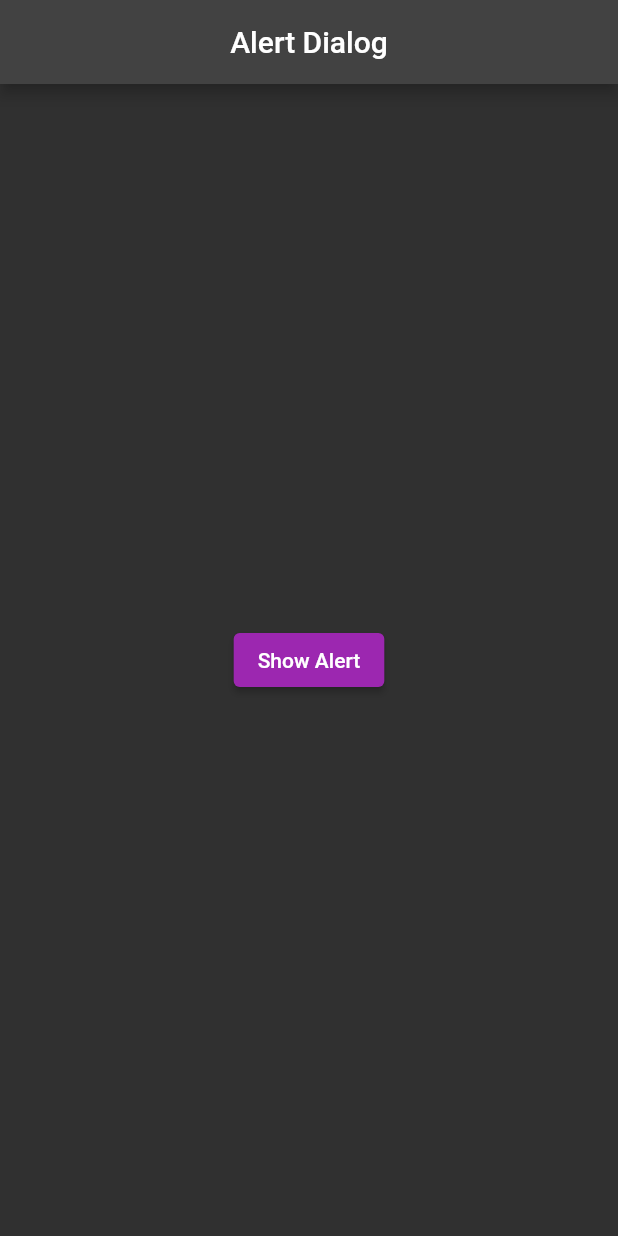
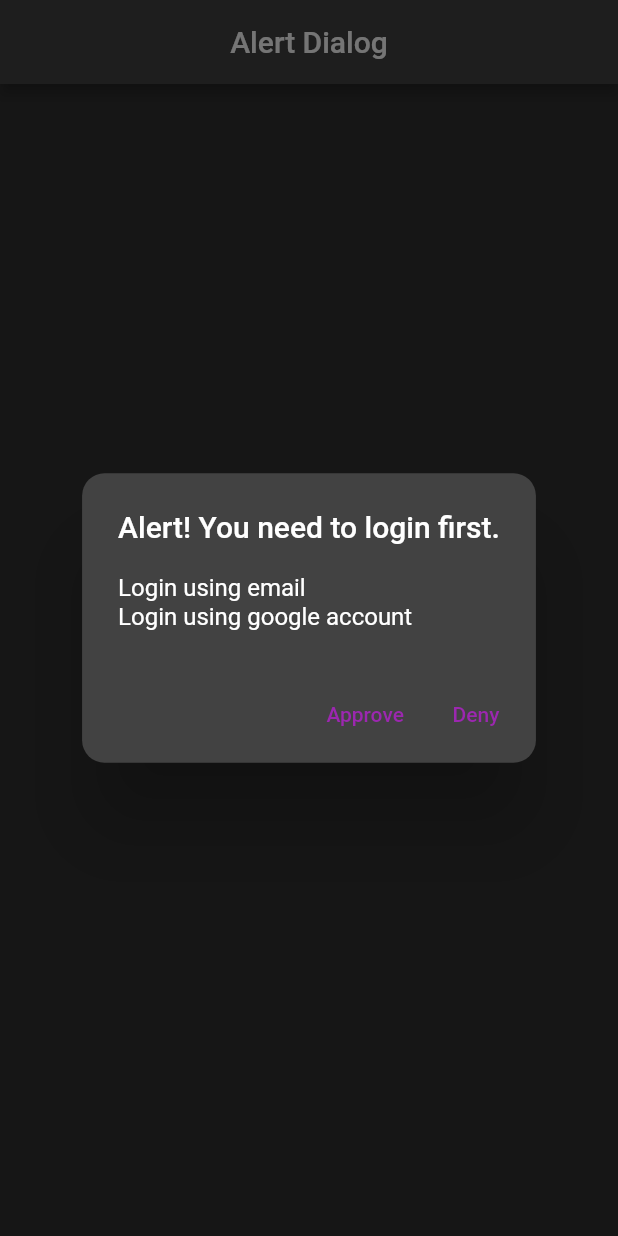
Before and after one commit to SrijaniSom/FlutterWidgets2.0, a Flutter app: the screen it shows after launch, after a tap on "Show Alert", on a phone screen of 412 x 824 dp. Run offline on Flutter 3.47's test engine with Material 2 defaults, Android fonts, the phone set to English and light mode, and no system bars.

Commit message:
Add files via upload

```diff
--- a/lib/Widgets/AlertDialogWidget.dart
+++ b/lib/Widgets/AlertDialogWidget.dart
@@ -12,17 +12,40 @@ class AlertDialogWidget extends StatelessWidget {
       ),
       body: Center(
           child: ElevatedButton(
-        onPressed: () {},
+        onPressed: () {
+          _showmyDialog(context);
+        },
         child: Text('Show Alert'),
       )),
     );
   }
 
   Future<void> _showmyDialog(BuildContext context) async {
-    return showDialog(
+    return showDialog<void>(
         context: context,
         builder: (BuildContext context) {
-          return AlertDialog();
+          return AlertDialog(
+            title: Text('Alert! You need to login first.'),
+            shape:RoundedRectangleBorder(borderRadius: BorderRadius.circular(15)) ,
+            content: SingleChildScrollView(
+              child: ListBody(children: [
+                Text('Login using email'),
+                Text('Login using google account'),
+              ]),
+            ),
+            actions: <Widget>[
+              TextButton(
+                  onPressed: (() {
+                    Navigator.of(context).pop();
+                  }),
+                  child: Text('Approve')),
+              TextButton(
+                  onPressed: (() {
+                    Navigator.of(context).pop();
+                  }),
+                  child: Text('Deny'))
+            ],
+          );
         });
   }
 }
```
Also changed, not shown: lib/Widgets/BottomSheetWidget.dart (added, +56 -0 lines).
